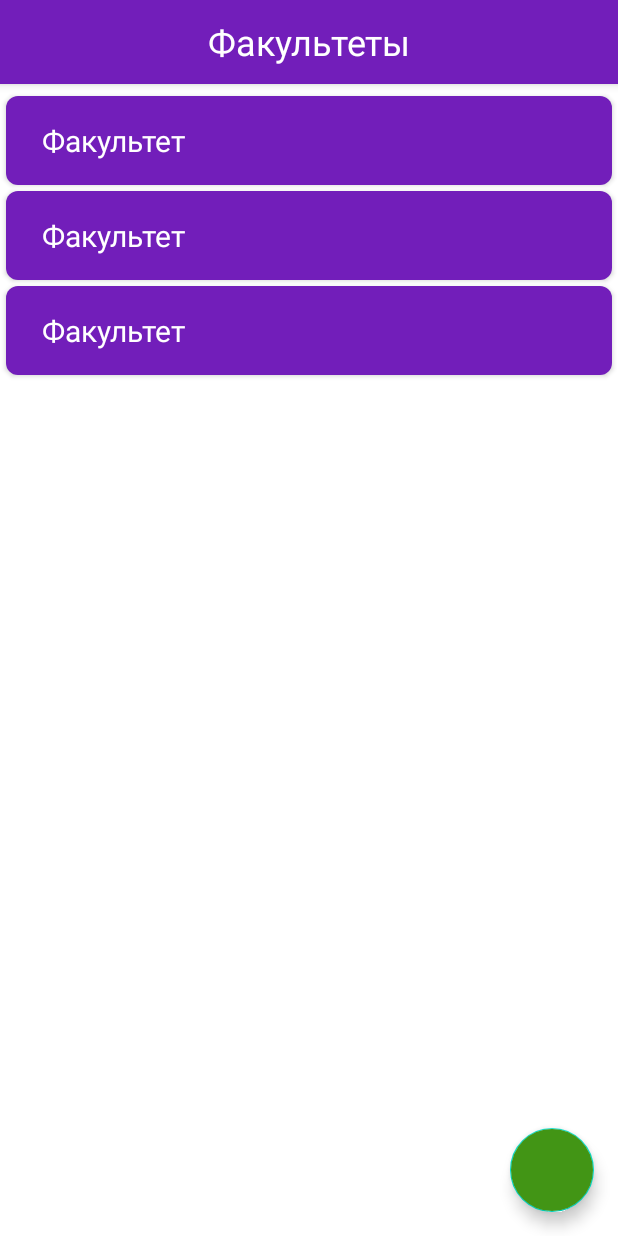
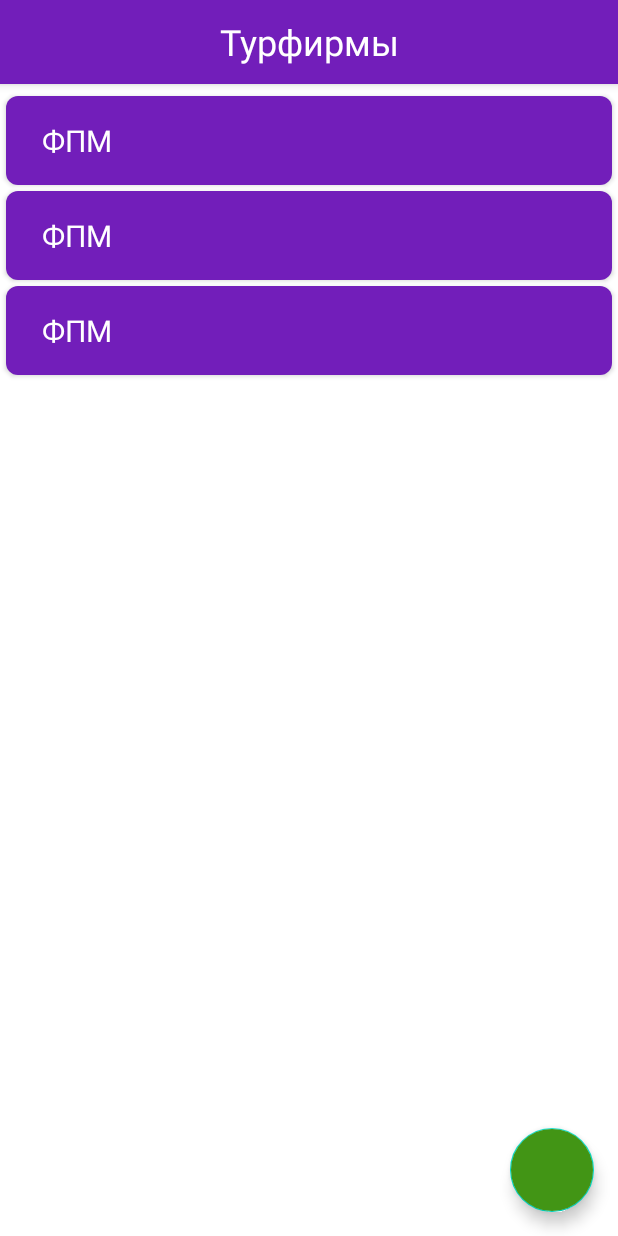
Before and after one commit to agakas/Faculties, an Android app: the layout fragment_faculty_list.xml on its own in the app's theme, with its tools: preview values and no code run, on a phone screen of 412 x 824 dp. Run offline under Robolectric (Android 15) with nearby library versions, the phone set to English and light mode, and no system bars.

Commit message:
fragment_faculty_list is ready

```diff
--- a/android/app/src/main/res/layout/element_faculty.xml
+++ b/android/app/src/main/res/layout/element_faculty.xml
@@ -19,11 +19,11 @@
             android:layout_marginStart="8dp"
             android:layout_marginEnd="8dp"
             android:textSize="20sp"
-            android:textColor="#FFFFFF"
             app:layout_constraintEnd_toEndOf="parent"
             app:layout_constraintStart_toStartOf="parent"
             app:layout_constraintTop_toTopOf="parent"
-            android:text="Факультет" />
+            android:textColor="@color/white"
+            android:text="ФПМ" />
 
     </androidx.constraintlayout.widget.ConstraintLayout>
 </layout>
--- a/android/app/src/main/res/layout/fragment_faculty_list.xml
+++ b/android/app/src/main/res/layout/fragment_faculty_list.xml
@@ -26,7 +26,7 @@
                     android:layout_width="wrap_content"
                     android:layout_height="wrap_content"
                     android:layout_gravity="center"
-                    android:text="Факультеты"
+                    android:text="Турфирмы"
                     android:textColor="#FFFFFF"
                     android:textSize="24sp" />
 
@@ -43,10 +43,9 @@
             app:layoutManager="androidx.recyclerview.widget.LinearLayoutManager"
             app:layout_constraintBottom_toBottomOf="parent"
             app:layout_constraintEnd_toEndOf="parent"
-            app:layout_constraintHorizontal_bias="0.0"
+            app:layout_constraintHorizontal_bias="1.0"
             app:layout_constraintStart_toStartOf="parent"
             app:layout_constraintTop_toBottomOf="@+id/appbar"
-            app:layout_constraintVertical_bias="0.0"
             tools:listitem="@layout/element_faculty" />
 
         <com.google.android.material.floatingactionbutton.FloatingActionButton
@@ -57,6 +56,7 @@
             android:layout_marginBottom="16dp"
             android:backgroundTint="#429515"
             android:contentDescription="buttonAdd"
+
             android:tintMode="add"
             app:layout_constraintBottom_toBottomOf="parent"
             app:layout_constraintEnd_toEndOf="parent" />
```
